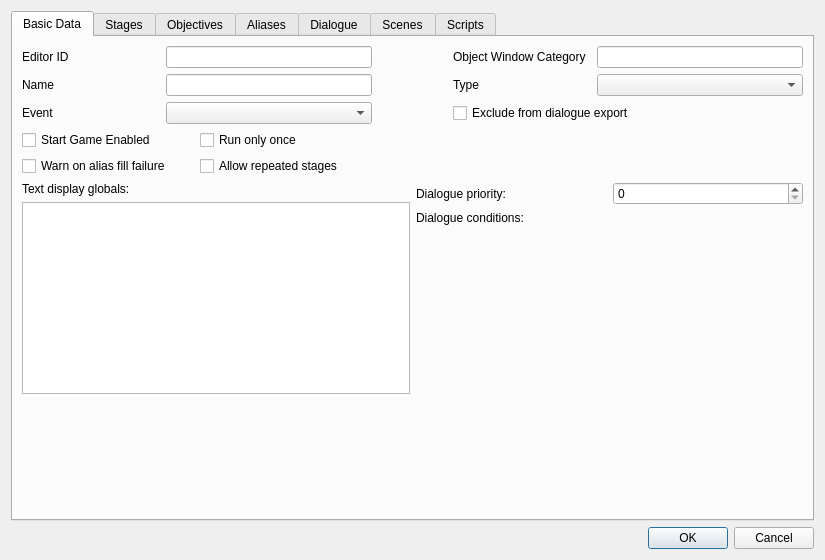
Above: native/src/DovahKit/ui/form_windows/quest.ui from DavidJCobb/DovahKit before the change. Below: the same form after it.
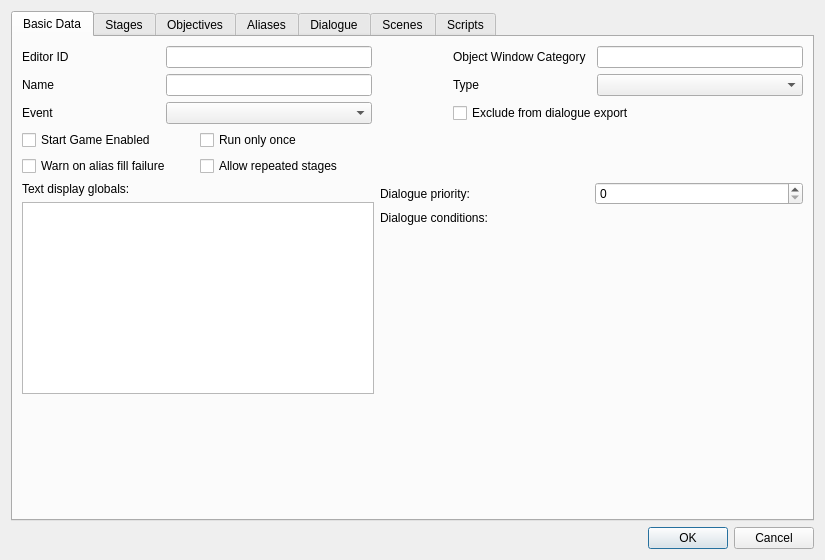
That is the form after the change. Custom widgets are drawn as their Qt base class.

The edit to the form file:
```diff
--- a/native/src/DovahKit/ui/form_windows/quest.ui
+++ b/native/src/DovahKit/ui/form_windows/quest.ui
@@ -201,7 +201,7 @@
         </widget>
        </item>
        <item row="4" column="0" colspan="5">
-        <layout class="QHBoxLayout" name="horizontalLayout" stretch="1,1">
+        <layout class="QHBoxLayout" name="horizontalLayout" stretch="5,6">
          <item>
           <layout class="QVBoxLayout" name="verticalLayout_2">
            <item>
```
